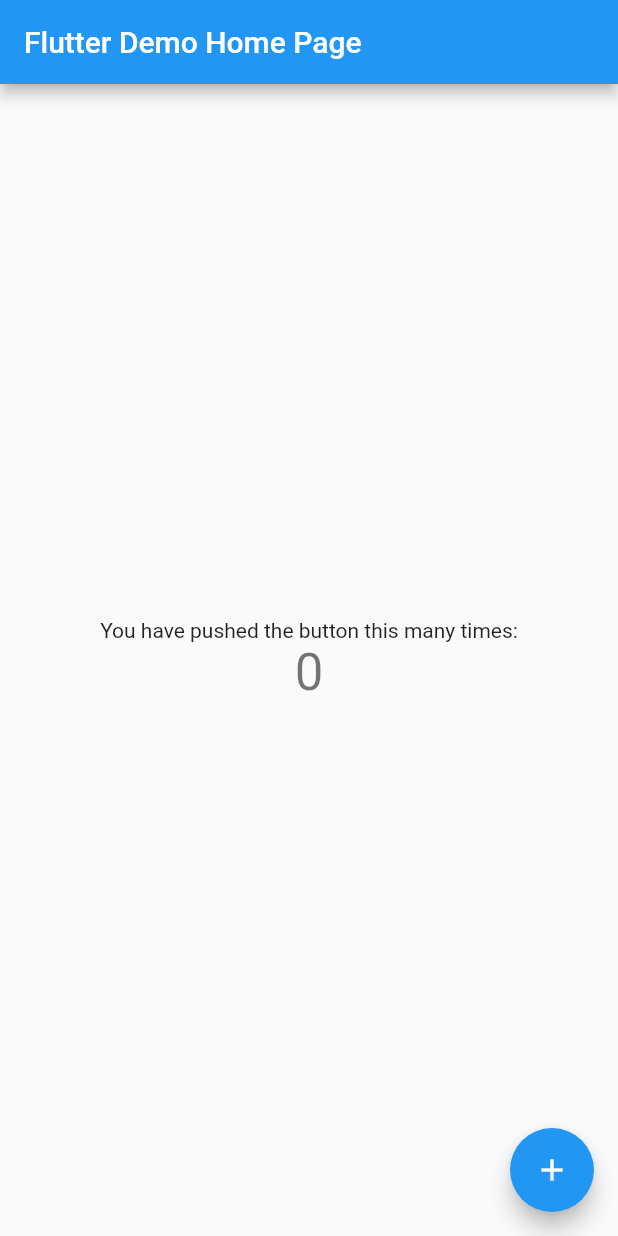
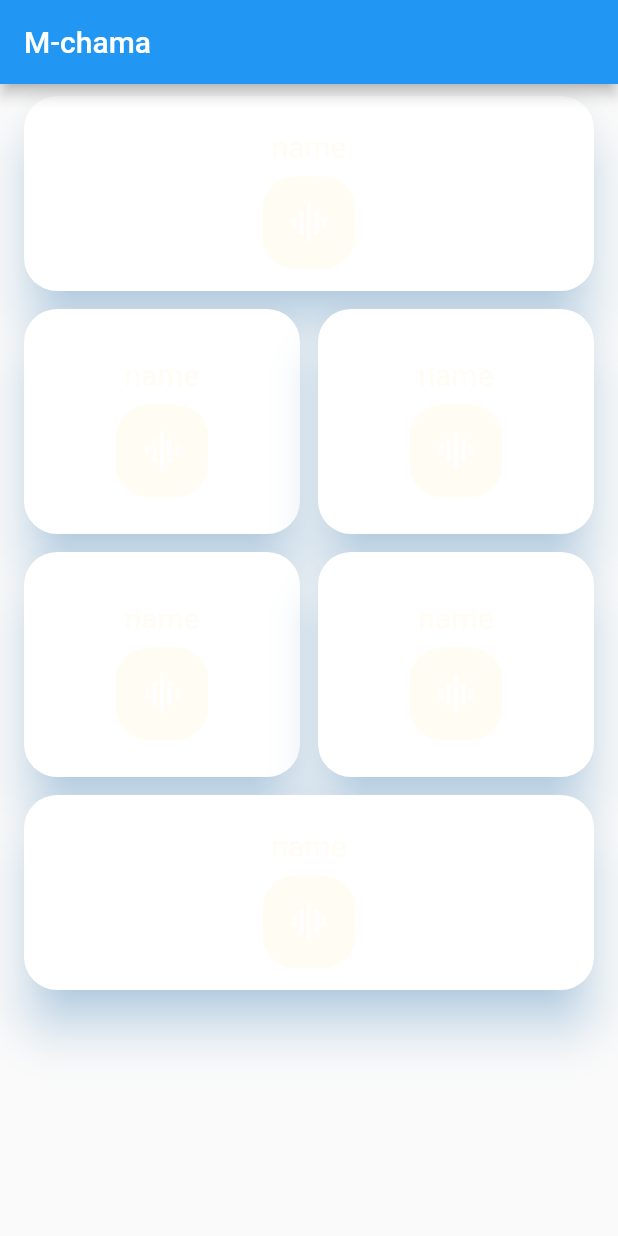
Before and after one commit to gichimux/chama-app-frontend, a Flutter app: the screen it shows after launch, on a phone screen of 412 x 824 dp. Run offline on Flutter 3.47's test engine with Material 2 defaults, Android fonts, the phone set to English and light mode, and no system bars.

Commit message:
create dashboard grid

```diff
--- /dev/null
+++ b/lib/dashboard.dart
@@ -0,0 +1,93 @@
+import 'package:flutter/material.dart';
+import 'package:flutter_staggered_grid_view/flutter_staggered_grid_view.dart';
+
+class Dashboard extends StatefulWidget {
+  @override
+  _DashboardState createState() => _DashboardState();
+}
+
+class _DashboardState extends State<Dashboard> {
+  Material myItems(IconData icon, String heading, int color) {
+    return Material(
+      color: Colors.white,
+      elevation: 14.0,
+      shadowColor: Color(0x802196F3),
+      borderRadius: BorderRadius.circular(22.0),
+      child: Center(
+        child: Padding(
+          padding: const EdgeInsets.all(8.0),
+          child: Row(
+            mainAxisAlignment: MainAxisAlignment.center,
+            children: <Widget>[
+              Column(
+                mainAxisAlignment: MainAxisAlignment.center,
+                children: <Widget>[
+
+                   Padding(
+                      padding: const EdgeInsets.all(8.0),
+                      child: Text(heading,
+                      style: TextStyle(
+                        color: new Color(color),
+                        fontSize: 20.0,
+                      ),
+                      ),
+                    ),
+
+                  // Icon
+                  Material(
+                    color: new Color(color),
+                    borderRadius: BorderRadius.circular(22.0),
+                    child: Padding(
+                      padding: const EdgeInsets.all(16.0),
+                      child: Icon(
+                        icon,
+                      color: Colors.white,
+                      size: 30.0,
+                      ),
+                    ),
+                  )
+
+                ],
+              )
+            ],
+          ),
+        ) ,),
+    );
+  }
+
+  @override
+  Widget build(BuildContext context) {
+    return Scaffold(
+      appBar: AppBar(
+        title: Text(
+          'M-chama',
+          style: TextStyle(
+            color: Colors.white,
+          ),
+        ),
+      ),
+      body: StaggeredGridView.count(
+        crossAxisCount: 2,
+        crossAxisSpacing: 12.0,
+        mainAxisSpacing: 12.0,
+        padding: EdgeInsets.symmetric(horizontal: 16.0, vertical: 8.0),
+        children: <Widget>[
+          myItems(Icons.graphic_eq, "name", 0xffed22b),
+          myItems(Icons.graphic_eq, "name", 0xffed22b),
+          myItems(Icons.graphic_eq, "name", 0xffed22b),
+          myItems(Icons.graphic_eq, "name", 0xffed22b),
+          myItems(Icons.graphic_eq, "name", 0xffed22b),
+          myItems(Icons.graphic_eq, "name", 0xffed22b),
+        ],
+        staggeredTiles: [
+          StaggeredTile.extent(2, 130),
+          StaggeredTile.extent(1, 150),
+          StaggeredTile.extent(1, 150),
+          StaggeredTile.extent(1, 150),
+          StaggeredTile.extent(1, 150),
+          StaggeredTile.extent(2, 130),
+        ],
+      ),
+    );
+  }
+}
--- a/lib/main.dart
+++ b/lib/main.dart
@@ -1,5 +1,5 @@
 import 'package:flutter/material.dart';
-
+import 'dashboard.dart';
 void main() {
   runApp(MyApp());
 }
@@ -22,92 +22,7 @@
         // is not restarted.
         primarySwatch: Colors.blue,
       ),
-      home: MyHomePage(title: 'Flutter Demo Home Page'),
+      home: Dashboard(),
     );
   }
 }
-
-class MyHomePage extends StatefulWidget {
-  MyHomePage({Key key, this.title}) : super(key: key);
-
-  // This widget is the home page of your application. It is stateful, meaning
-  // that it has a State object (defined below) that contains fields that affect
-  // how it looks.
-
-  // This class is the configuration for the state. It holds the values (in this
-  // case the title) provided by the parent (in this case the App widget) and
-  // used by the build method of the State. Fields in a Widget subclass are
-  // always marked "final".
-
-  final String title;
-
-  @override
-  _MyHomePageState createState() => _MyHomePageState();
-}
-
-class _MyHomePageState extends State<MyHomePage> {
-  int _counter = 0;
-
-  void _incrementCounter() {
-    setState(() {
-      // This call to setState tells the Flutter framework that something has
-      // changed in this State, which causes it to rerun the build method below
-      // so that the display can reflect the updated values. If we changed
-      // _counter without calling setState(), then the build method would not be
-      // called again, and so nothing would appear to happen.
-      _counter++;
-    });
-  }
-
-  @override
-  Widget build(BuildContext context) {
-    // This method is rerun every time setState is called, for instance as done
-    // by the _incrementCounter method above.
-    //
-    // The Flutter framework has been optimized to make rerunning build methods
-    // fast, so that you can just rebuild anything that needs updating rather
-    // than having to individually change instances of widgets.
-    return Scaffold(
-      appBar: AppBar(
-        // Here we take the value from the MyHomePage object that was created by
-        // the App.build method, and use it to set our appbar title.
-        title: Text(widget.title),
-      ),
-      body: Center(
-        // Center is a layout widget. It takes a single child and positions it
-        // in the middle of the parent.
-        child: Column(
-          // Column is also a layout widget. It takes a list of children and
-          // arranges them vertically. By default, it sizes itself to fit its
-          // children horizontally, and tries to be as tall as its parent.
-          //
-          // Invoke "debug painting" (press "p" in the console, choose the
-          // "Toggle Debug Paint" action from the Flutter Inspector in Android
-          // Studio, or the "Toggle Debug Paint" command in Visual Studio Code)
-          // to see the wireframe for each widget.
-          //
-          // Column has various properties to control how it sizes itself and
-          // how it positions its children. Here we use mainAxisAlignment to
-          // center the children vertically; the main axis here is the vertical
-          // axis because Columns are vertical (the cross axis would be
-          // horizontal).
-          mainAxisAlignment: MainAxisAlignment.center,
-          children: <Widget>[
-            Text(
-              'You have pushed the button this many times:',
-            ),
-            Text(
-              '$_counter',
-              style: Theme.of(context).textTheme.headline4,
-            ),
-          ],
-        ),
-      ),
-      floatingActionButton: FloatingActionButton(
-        onPressed: _incrementCounter,
-        tooltip: 'Increment',
-        child: Icon(Icons.add),
-      ), // This trailing comma makes auto-formatting nicer for build methods.
-    );
-  }
-}
--- a/pubspec.yaml
+++ b/pubspec.yaml
@@ -28,6 +28,7 @@
   # The following adds the Cupertino Icons font to your application.
   # Use with the CupertinoIcons class for iOS style icons.
   cupertino_icons: ^1.0.2
+  flutter_staggered_grid_view: ^0.4.0
 
 dev_dependencies:
   flutter_test:
```
